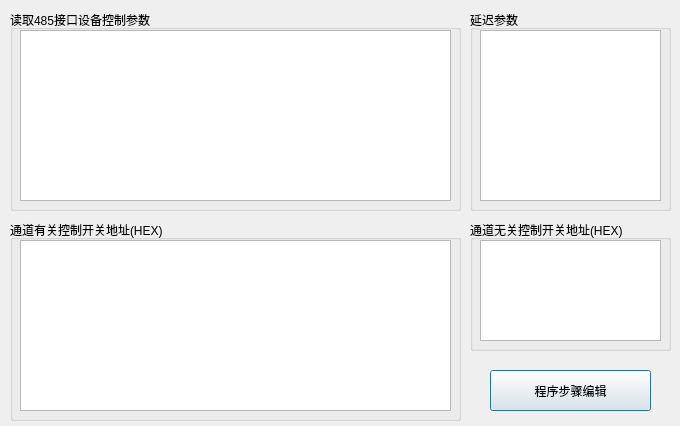
The window that DialogSetting.ui (wlffeng2008/PX-ZBV100) describes before a commit, drawn with Qt 5.
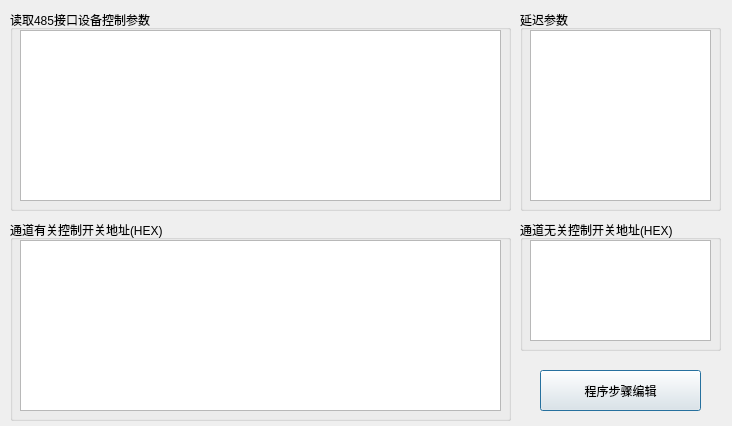
The same window after the commit.

What changed in the file:
```diff
--- a/DialogSetting.ui
+++ b/DialogSetting.ui
@@ -6,7 +6,7 @@
    <rect>
     <x>0</x>
     <y>0</y>
-    <width>680</width>
+    <width>732</width>
     <height>426</height>
    </rect>
   </property>
@@ -18,7 +18,7 @@
     <rect>
      <x>10</x>
      <y>10</y>
-     <width>451</width>
+     <width>501</width>
      <height>201</height>
     </rect>
    </property>
@@ -30,7 +30,7 @@
      <rect>
       <x>10</x>
       <y>20</y>
-      <width>431</width>
+      <width>481</width>
       <height>171</height>
      </rect>
     </property>
@@ -57,7 +57,7 @@
   <widget class="QGroupBox" name="groupBox2">
    <property name="geometry">
     <rect>
-     <x>470</x>
+     <x>520</x>
      <y>10</y>
      <width>201</width>
      <height>201</height>
@@ -98,7 +98,7 @@
   <widget class="QGroupBox" name="groupBox3">
    <property name="geometry">
     <rect>
-     <x>470</x>
+     <x>520</x>
      <y>220</y>
      <width>201</width>
      <height>131</height>
@@ -141,7 +141,7 @@
     <rect>
      <x>10</x>
      <y>220</y>
-     <width>451</width>
+     <width>501</width>
      <height>201</height>
     </rect>
    </property>
@@ -153,7 +153,7 @@
      <rect>
       <x>10</x>
       <y>20</y>
-      <width>431</width>
+      <width>481</width>
       <height>171</height>
      </rect>
     </property>
@@ -180,7 +180,7 @@
   <widget class="QPushButton" name="pushButton">
    <property name="geometry">
     <rect>
-     <x>490</x>
+     <x>540</x>
      <y>370</y>
      <width>161</width>
      <height>41</height>
```
Left out of the diff: 8 changed lines with no effect on the pictures.
